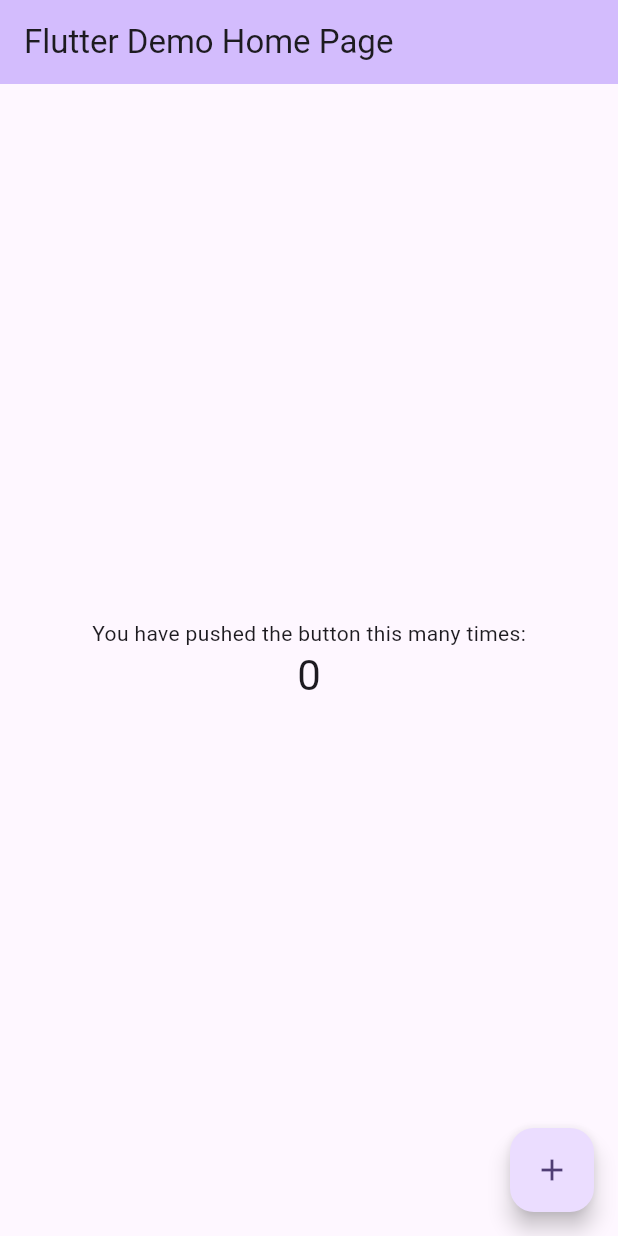
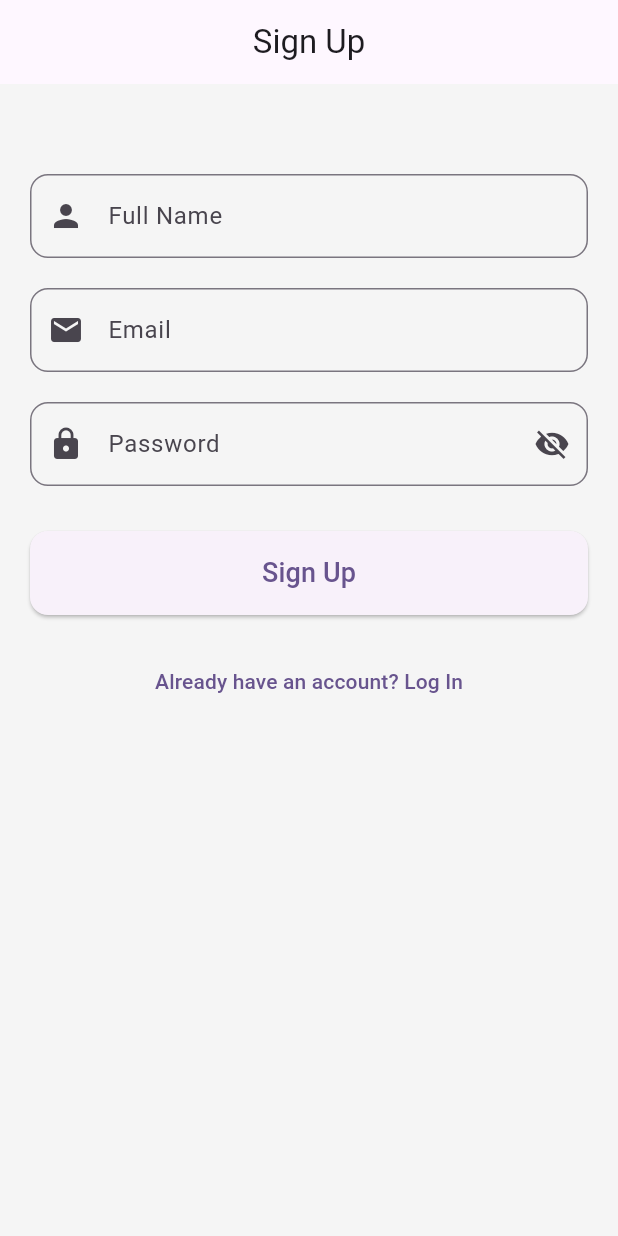
Before and after one commit to mahmoudbakir2015/subabase, a Flutter app: the screen it shows after launch, on a phone screen of 412 x 824 dp. Run offline on Flutter 3.47's test engine with Material 3 defaults, Android fonts, the phone set to English and light mode, and no system bars; our stand-ins replace supabase_flutter; accounts and stored records are empty.

Commit message:
add sign up page

```diff
--- a/lib/main.dart
+++ b/lib/main.dart
@@ -1,4 +1,5 @@
 import 'package:flutter/material.dart';
+import 'package:subabase/sign_up.dart';
 import 'package:supabase_flutter/supabase_flutter.dart';
 
 Future<void> main() async {
@@ -38,93 +39,7 @@
         // tested with just a hot reload.
         colorScheme: ColorScheme.fromSeed(seedColor: Colors.deepPurple),
       ),
-      home: const MyHomePage(title: 'Flutter Demo Home Page'),
+      home: const SignUpPage(),
     );
   }
 }
-
-class MyHomePage extends StatefulWidget {
-  const MyHomePage({super.key, required this.title});
-
-  // This widget is the home page of your application. It is stateful, meaning
-  // that it has a State object (defined below) that contains fields that affect
-  // how it looks.
-
-  // This class is the configuration for the state. It holds the values (in this
-  // case the title) provided by the parent (in this case the App widget) and
-  // used by the build method of the State. Fields in a Widget subclass are
-  // always marked "final".
-
-  final String title;
-
-  @override
-  State<MyHomePage> createState() => _MyHomePageState();
-}
-
-class _MyHomePageState extends State<MyHomePage> {
-  int _counter = 0;
-
-  void _incrementCounter() {
-    setState(() {
-      // This call to setState tells the Flutter framework that something has
-      // changed in this State, which causes it to rerun the build method below
-      // so that the display can reflect the updated values. If we changed
-      // _counter without calling setState(), then the build method would not be
-      // called again, and so nothing would appear to happen.
-      _counter++;
-    });
-  }
-
-  @override
-  Widget build(BuildContext context) {
-    // This method is rerun every time setState is called, for instance as done
-    // by the _incrementCounter method above.
-    //
-    // The Flutter framework has been optimized to make rerunning build methods
-    // fast, so that you can just rebuild anything that needs updating rather
-    // than having to individually change instances of widgets.
-    return Scaffold(
-      appBar: AppBar(
-        // TRY THIS: Try changing the color here to a specific color (to
-        // Colors.amber, perhaps?) and trigger a hot reload to see the AppBar
-        // change color while the other colors stay the same.
-        backgroundColor: Theme.of(context).colorScheme.inversePrimary,
-        // Here we take the value from the MyHomePage object that was created by
-        // the App.build method, and use it to set our appbar title.
-        title: Text(widget.title),
-      ),
-      body: Center(
-        // Center is a layout widget. It takes a single child and positions it
-        // in the middle of the parent.
-        child: Column(
-          // Column is also a layout widget. It takes a list of children and
-          // arranges them vertically. By default, it sizes itself to fit its
-          // children horizontally, and tries to be as tall as its parent.
-          //
-          // Column has various properties to control how it sizes itself and
-          // how it positions its children. Here we use mainAxisAlignment to
-          // center the children vertically; the main axis here is the vertical
-          // axis because Columns are vertical (the cross axis would be
-          // horizontal).
-          //
-          // TRY THIS: Invoke "debug painting" (choose the "Toggle Debug Paint"
-          // action in the IDE, or press "p" in the console), to see the
-          // wireframe for each widget.
-          mainAxisAlignment: MainAxisAlignment.center,
-          children: <Widget>[
-            const Text('You have pushed the button this many times:'),
-            Text(
-              '$_counter',
-              style: Theme.of(context).textTheme.headlineMedium,
-            ),
-          ],
-        ),
-      ),
-      floatingActionButton: FloatingActionButton(
-        onPressed: _incrementCounter,
-        tooltip: 'Increment',
-        child: const Icon(Icons.add),
-      ), // This trailing comma makes auto-formatting nicer for build methods.
-    );
-  }
-}
--- /dev/null
+++ b/lib/sign_up.dart
@@ -0,0 +1,129 @@
+import 'package:flutter/material.dart';
+
+class SignUpPage extends StatefulWidget {
+  const SignUpPage({super.key});
+
+  @override
+  State<SignUpPage> createState() => _SignUpPageState();
+}
+
+class _SignUpPageState extends State<SignUpPage> {
+  final _formKey = GlobalKey<FormState>();
+  final TextEditingController _nameController = TextEditingController();
+  final TextEditingController _emailController = TextEditingController();
+  final TextEditingController _passwordController = TextEditingController();
+
+  bool _obscurePassword = true;
+
+  @override
+  Widget build(BuildContext context) {
+    return Scaffold(
+      backgroundColor: Colors.grey[100],
+      appBar: AppBar(title: const Text('Sign Up'), centerTitle: true),
+      body: SingleChildScrollView(
+        padding: const EdgeInsets.all(20.0),
+        child: Form(
+          key: _formKey,
+          child: Column(
+            crossAxisAlignment: CrossAxisAlignment.stretch,
+            children: [
+              const SizedBox(height: 40),
+              TextFormField(
+                controller: _nameController,
+                decoration: InputDecoration(
+                  labelText: 'Full Name',
+                  border: OutlineInputBorder(
+                    borderRadius: BorderRadius.circular(12),
+                  ),
+                  prefixIcon: const Icon(Icons.person),
+                ),
+                validator: (value) {
+                  if (value == null || value.isEmpty) {
+                    return 'Please enter your name';
+                  }
+                  return null;
+                },
+              ),
+              const SizedBox(height: 20),
+              TextFormField(
+                controller: _emailController,
+                decoration: InputDecoration(
+                  labelText: 'Email',
+                  border: OutlineInputBorder(
+                    borderRadius: BorderRadius.circular(12),
+                  ),
+                  prefixIcon: const Icon(Icons.email),
+                ),
+                keyboardType: TextInputType.emailAddress,
+                validator: (value) {
+                  if (value == null || value.isEmpty) {
+                    return 'Please enter your email';
+                  } else if (!RegExp(r'^[^@]+@[^@]+\.[^@]+').hasMatch(value)) {
+                    return 'Enter a valid email';
+                  }
+                  return null;
+                },
+              ),
+              const SizedBox(height: 20),
+              TextFormField(
+                controller: _passwordController,
+                obscureText: _obscurePassword,
+                decoration: InputDecoration(
+                  labelText: 'Password',
+                  border: OutlineInputBorder(
+                    borderRadius: BorderRadius.circular(12),
+                  ),
+                  prefixIcon: const Icon(Icons.lock),
+                  suffixIcon: IconButton(
+                    icon: Icon(
+                      _obscurePassword
+                          ? Icons.visibility_off
+                          : Icons.visibility,
+                    ),
+                    onPressed: () {
+                      setState(() {
+                        _obscurePassword = !_obscurePassword;
+                      });
+                    },
+                  ),
+                ),
+                validator: (value) {
+                  if (value == null || value.isEmpty) {
+                    return 'Please enter your password';
+                  } else if (value.length < 6) {
+                    return 'Password must be at least 6 characters';
+                  }
+                  return null;
+                },
+              ),
+              const SizedBox(height: 30),
+              ElevatedButton(
+                style: ElevatedButton.styleFrom(
+                  padding: const EdgeInsets.symmetric(vertical: 15),
+                  shape: RoundedRectangleBorder(
+                    borderRadius: BorderRadius.circular(12),
+                  ),
+                ),
+                onPressed: () {
+                  if (_formKey.currentState!.validate()) {
+                    ScaffoldMessenger.of(context).showSnackBar(
+                      const SnackBar(content: Text('Signing Up...')),
+                    );
+                  }
+                },
+                child: const Text('Sign Up', style: TextStyle(fontSize: 18)),
+              ),
+              const SizedBox(height: 20),
+              TextButton(
+                onPressed: () {
+                  // الانتقال لصفحة تسجيل الدخول
+                },
+                child: const Text("Already have an account? Log In"),
+              ),
+            ],
+          ),
+        ),
+      ),
+    );
+  }
+}
```
Also changed, not shown: 1 other file.
